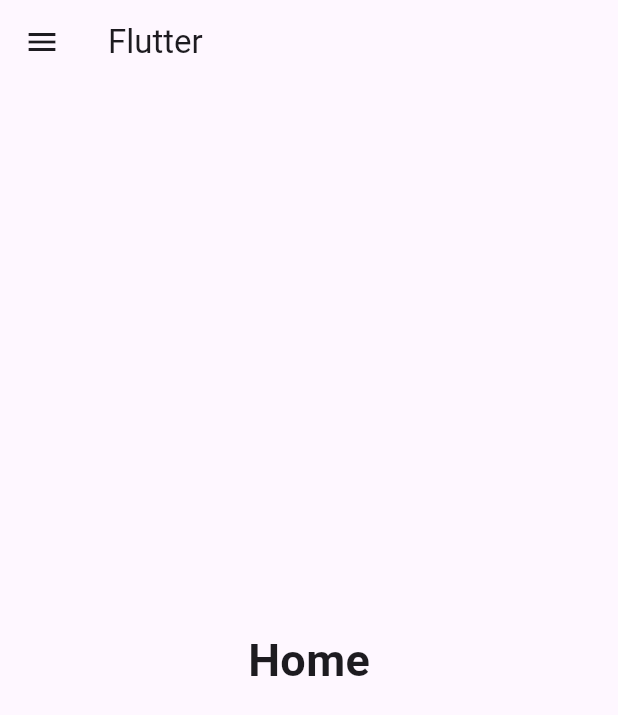
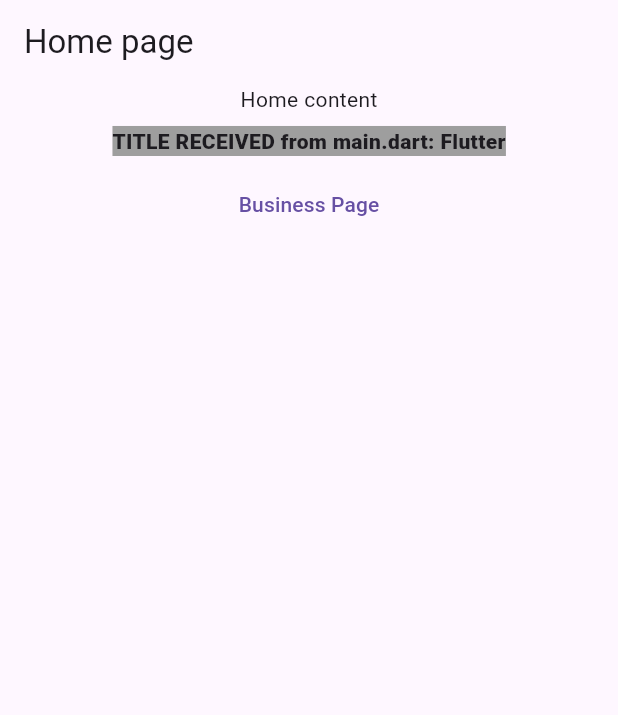
Before and after one commit to Ali1raz/Practicing-flutter, a Flutter app: the screen it shows after launch, on a phone screen of 412 x 824 dp. Shown: the top 715 px of the screen. Run offline on Flutter 3.47's test engine with Material 3 defaults, Android fonts, the phone set to English and light mode, and no system bars.

```diff
--- a/lib/main.dart
+++ b/lib/main.dart
@@ -1,4 +1,5 @@
 import 'package:flutter/material.dart';
+import 'package:md/pages/home.dart';
 
 void main() => runApp(const MyApp());
 
@@ -8,90 +9,10 @@ class MyApp extends StatelessWidget {
 
   @override
   Widget build(BuildContext context) {
-    return const MaterialApp(
+    return MaterialApp(
       title: appTitle,
       debugShowCheckedModeBanner: false,
-      home: MyHomePage(title: appTitle),
+      home: HomePage(title: appTitle),
     );
   }
 }
-
-class MyHomePage extends StatefulWidget {
-  const MyHomePage({super.key, required this.title});
-  final String title;
-
-  @override
-  State<MyHomePage> createState() => _MyHomePageState();
-}
-
-class _MyHomePageState extends State<MyHomePage> {
-  int _selectedIndex = 0;
-  static const TextStyle optionStyle = TextStyle(
-    fontSize: 30,
-    fontWeight: FontWeight.bold,
-  );
-  static const List<Widget> _widgetOptions = <Widget>[
-    Text('Home', style: optionStyle),
-    Text('Business', style: optionStyle),
-    Text('School', style: optionStyle),
-  ];
-
-  void _onItemTapped(int index) {
-    setState(() {
-      _selectedIndex = index;
-    });
-  }
-
-  @override
-  Widget build(BuildContext context) {
-    return Scaffold(
-      appBar: AppBar(
-        title: Text(widget.title),
-        leading: Builder(
-          builder: (context) {
-            return IconButton(
-              icon: const Icon(Icons.menu),
-              onPressed: () => Scaffold.of(context).openDrawer(),
-            );
-          },
-        ),
-      ),
-      body: Center(child: _widgetOptions[_selectedIndex]),
-      drawer: Drawer(
-        child: ListView(
-          padding: EdgeInsets.zero,
-          children: [
-            const DrawerHeader(
-              decoration: BoxDecoration(color: Colors.blue),
-              child: Text("Header"),
-            ),
-            ListTile(
-              title: const Text('Home'),
-              selected: _selectedIndex == 0,
-              onTap: () {
-                _onItemTapped(0);
-                Navigator.pop(context);
-              },
-            ),
-            ListTile(
-              title: const Text('Business'),
-              selected: _selectedIndex == 1,
-              onTap: () {
-                _onItemTapped(1);
-                Navigator.pop(context);
-              },
-            ),
-            ListTile(
-              title: const Text('School'),
-              selected: _selectedIndex == 2,
-              onTap: () {
-                _onItemTapped(2);
-                Navigator.pop(context);
-              },
-            ),
-          ],
-        ),
-      ),
-    );
-  }
-}
--- /dev/null
+++ b/lib/pages/home.dart
@@ -0,0 +1,40 @@
+import 'package:flutter/material.dart';
+import 'package:md/pages/business.dart';
+
+final String name = "Ali Raza";
+
+class HomePage extends StatelessWidget {
+  const HomePage({super.key, this.title = ''});
+  final String title;
+
+  @override
+  Widget build(BuildContext context) {
+    return Scaffold(
+      appBar: AppBar(title: Text("Home page"),),
+      body: Center(
+        child: Column(
+          mainAxisSize: MainAxisSize.max,
+          children: [
+            Text("Home content"),
+            Padding(
+              padding: const EdgeInsets.all(8.0),
+              child: Text(
+                "TITLE RECEIVED from main.dart: $title",
+                style: TextStyle(backgroundColor: Colors.grey, fontWeight: FontWeight.w900),
+              ),
+            ),
+            TextButton(
+                onPressed: () {
+                  Navigator.push(
+                    context,
+                    MaterialPageRoute(builder: (context) => BusinessPage(name: name))
+                  );
+                },
+                child: Text("Business Page"),
+            )
+          ],
+        ),
+      ),
+    );
+  }
+}
```
Also changed, not shown: lib/pages/business.dart (added, +50 -0 lines), lib/pages/school.dart (added, +33 -0 lines), 1 other file.
